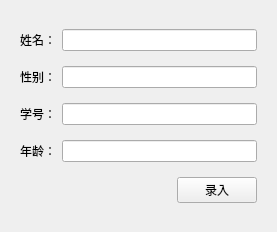
This is InformationEntry.ui in lmmiku/faceRecognitionOnQtCreator as Qt 5 draws it before an edit. The edited form follows.
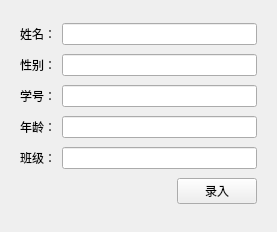
This is the edited form.

What changed in the file:
```diff
--- a/InformationEntry.ui
+++ b/InformationEntry.ui
@@ -16,8 +16,8 @@
   <layout class="QVBoxLayout" name="verticalLayout">
    <item>
     <widget class="QWidget" name="widget" native="true">
-     <layout class="QVBoxLayout" name="verticalLayout_2">
-      <item>
+     <layout class="QGridLayout" name="gridLayout">
+      <item row="0" column="0">
        <layout class="QHBoxLayout" name="horizontalLayout_2">
         <item>
          <widget class="QLabel" name="label">
@@ -31,7 +31,7 @@
         </item>
        </layout>
       </item>
-      <item>
+      <item row="1" column="0">
        <layout class="QHBoxLayout" name="horizontalLayout_3">
         <item>
          <widget class="QLabel" name="label_2">
@@ -45,7 +45,7 @@
         </item>
        </layout>
       </item>
-      <item>
+      <item row="2" column="0">
        <layout class="QHBoxLayout" name="horizontalLayout_4">
         <item>
          <widget class="QLabel" name="label_4">
@@ -59,7 +59,7 @@
         </item>
        </layout>
       </item>
-      <item>
+      <item row="3" column="0">
        <layout class="QHBoxLayout" name="horizontalLayout_5">
         <item>
          <widget class="QLabel" name="label_3">
@@ -73,7 +73,21 @@
         </item>
        </layout>
       </item>
-      <item>
+      <item row="4" column="0">
+       <layout class="QHBoxLayout" name="horizontalLayout_6">
+        <item>
+         <widget class="QLabel" name="label_5">
+          <property name="text">
+           <string>班级：</string>
+          </property>
+         </widget>
+        </item>
+        <item>
+         <widget class="QLineEdit" name="classes"/>
+        </item>
+       </layout>
+      </item>
+      <item row="5" column="0">
        <layout class="QHBoxLayout" name="horizontalLayout">
         <item>
          <spacer name="horizontalSpacer">
```
